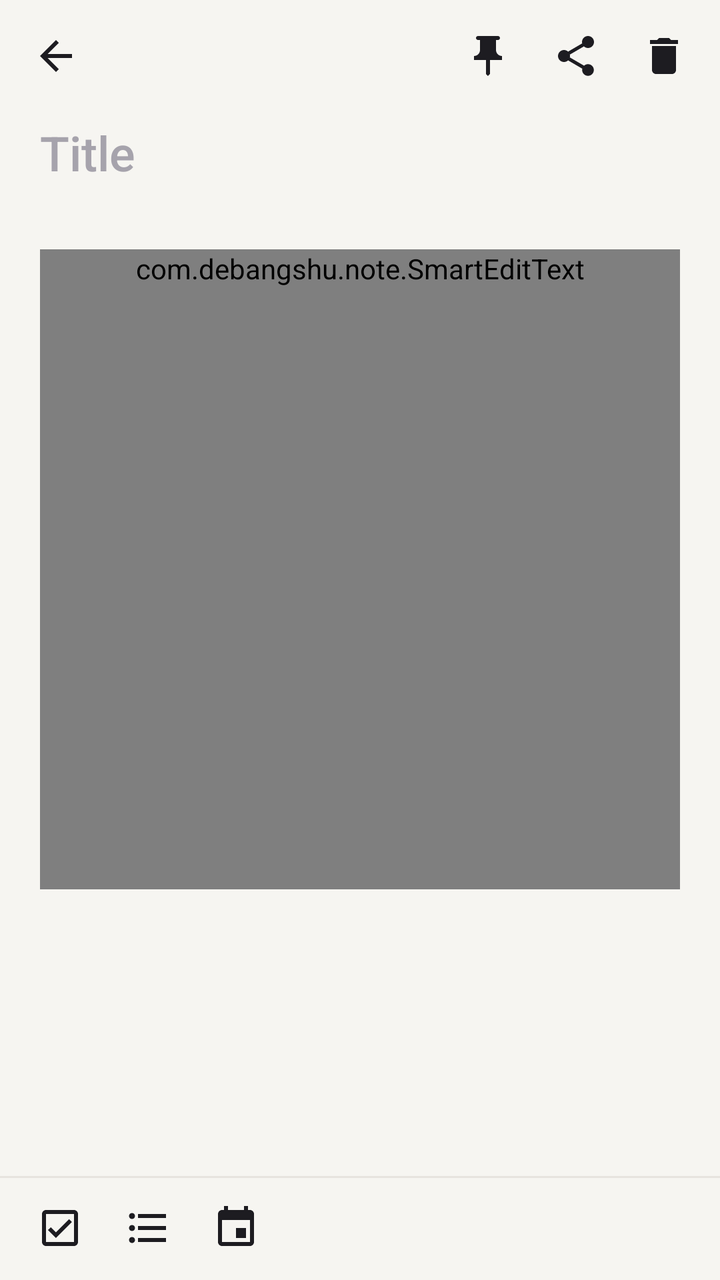
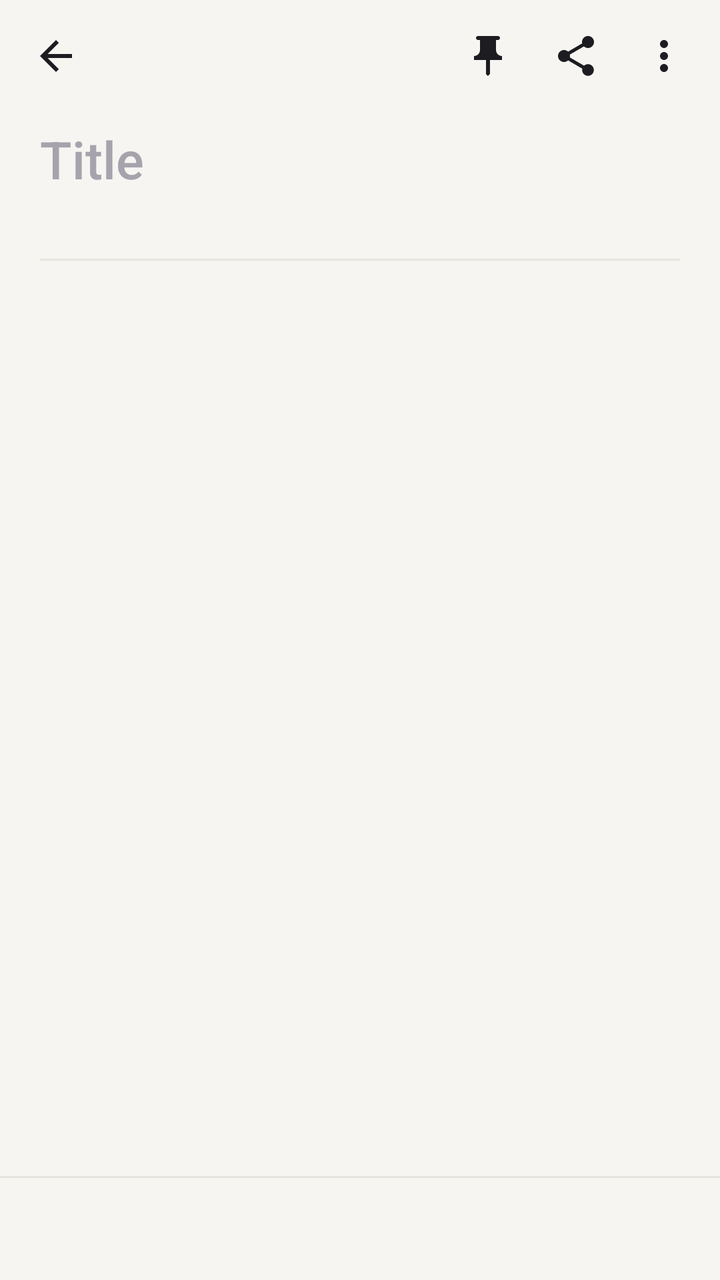

Before-and-after screenshots of an Android layout around one commit, followed by the original layout XML and the change that was made.
<!-- AndroidManifest.xml: application theme AppTheme -->
<!-- res/layout/activity_editor.xml -->
<?xml version="1.0" encoding="utf-8"?>
<LinearLayout xmlns:android="http://schemas.android.com/apk/res/android"
    android:layout_width="match_parent"
    android:layout_height="match_parent"
    android:background="@color/bg"
    android:orientation="vertical">

    
    <LinearLayout
        android:layout_width="match_parent"
        android:layout_height="56dp"
        android:gravity="center_vertical"
        android:orientation="horizontal"
        android:paddingStart="6dp"
        android:paddingEnd="6dp">

        <ImageButton
            android:id="@+id/btn_back"
            style="@style/IconButton"
            android:contentDescription="Back"
            android:src="@drawable/ic_back" />

        <View
            android:layout_width="0dp"
            android:layout_height="1dp"
            android:layout_weight="1" />

        <ImageButton
            android:id="@+id/btn_pin"
            style="@style/IconButton"
            android:contentDescription="Pin"
            android:src="@drawable/ic_pin" />

        <ImageButton
            android:id="@+id/btn_share"
            style="@style/IconButton"
            android:contentDescription="Share"
            android:src="@drawable/ic_share" />

        <ImageButton
            android:id="@+id/btn_delete"
            style="@style/IconButton"
            android:contentDescription="Delete"
            android:src="@drawable/ic_delete" />
    </LinearLayout>

    <ScrollView
        android:id="@+id/scroll"
        android:layout_width="match_parent"
        android:layout_height="0dp"
        android:layout_weight="1"
        android:fillViewport="true">

        <LinearLayout
            android:layout_width="match_parent"
            android:layout_height="wrap_content"
            android:orientation="vertical"
            android:paddingStart="20dp"
            android:paddingEnd="20dp"
            android:paddingBottom="24dp">

            <EditText
                android:id="@+id/title"
                android:layout_width="match_parent"
                android:layout_height="wrap_content"
                android:background="@null"
                android:fontFamily="sans-serif-medium"
                android:hint="Title"
                android:imeOptions="flagNoExtractUi"
                android:inputType="textCapSentences|textMultiLine"
                android:paddingTop="4dp"
                android:paddingBottom="4dp"
                android:textColor="@color/text"
                android:textSize="24sp" />

            <TextView
                android:id="@+id/meta"
                android:layout_width="match_parent"
                android:layout_height="wrap_content"
                android:layout_marginTop="2dp"
                android:layout_marginBottom="10dp"
                android:textColor="@color/hint"
                android:textSize="12sp" />

            <com.debangshu.note.SmartEditText
                android:id="@+id/body"
                android:layout_width="match_parent"
                android:layout_height="wrap_content"
                android:background="@null"
                android:gravity="top|start"
                android:hint="Start writing…\n\nTry: 120+80=\nor: call mom tomorrow at 5pm\nor type [] and a space for a checkbox"
                android:imeOptions="flagNoExtractUi"
                android:inputType="textCapSentences|textMultiLine"
                android:lineSpacingExtra="5dp"
                android:minHeight="320dp"
                android:paddingBottom="44dp"
                android:textColor="@color/text"
                android:textSize="17sp" />
        </LinearLayout>
    </ScrollView>

    
    <HorizontalScrollView
        android:id="@+id/chips_scroll"
        android:layout_width="match_parent"
        android:layout_height="wrap_content"
        android:clipToPadding="false"
        android:paddingStart="16dp"
        android:paddingTop="6dp"
        android:paddingEnd="16dp"
        android:paddingBottom="6dp"
        android:scrollbars="none"
        android:visibility="gone">

        <LinearLayout
            android:id="@+id/chips_row"
            android:layout_width="wrap_content"
            android:layout_height="wrap_content"
            android:orientation="horizontal" />
    </HorizontalScrollView>

    
    <LinearLayout
        android:layout_width="match_parent"
        android:layout_height="52dp"
        android:background="@drawable/bg_toolbar"
        android:gravity="center_vertical"
        android:orientation="horizontal"
        android:paddingStart="8dp"
        android:paddingEnd="10dp">

        <ImageButton
            android:id="@+id/tool_check"
            style="@style/IconButton"
            android:contentDescription="Checklist"
            android:src="@drawable/ic_checklist" />

        <ImageButton
            android:id="@+id/tool_bullet"
            style="@style/IconButton"
            android:contentDescription="Bullet list"
            android:src="@drawable/ic_bullet" />

        <ImageButton
            android:id="@+id/tool_time"
            style="@style/IconButton"
            android:contentDescription="Add a date and time"
            android:src="@drawable/ic_event" />

    </LinearLayout>
</LinearLayout>
<!-- resources referenced by this layout -->
<resources>
  <color name="bg">#F6F5F1</color>
  <color name="hint">#A6A3AC</color>
  <color name="text">#1D1C21</color>
  <!-- drawable bg_toolbar (drawable) -->
  <?xml version="1.0" encoding="utf-8"?>
  <layer-list xmlns:android="http://schemas.android.com/apk/res/android">
      <item><shape><solid android:color="@color/divider" /></shape></item>
      <item android:top="1dp"><shape><solid android:color="@color/bg" /></shape></item>
  </layer-list>
  <!-- drawable ic_back (drawable) -->
  <?xml version="1.0" encoding="utf-8"?>
  <vector xmlns:android="http://schemas.android.com/apk/res/android"
      android:width="24dp" android:height="24dp" android:viewportWidth="24" android:viewportHeight="24">
      <path android:fillColor="#FF000000" android:pathData="M20,11H7.83l5.59,-5.59L12,4l-8,8 8,8 1.41,-1.41L7.83,13H20v-2z" />
  </vector>
  <!-- drawable ic_bullet (drawable) -->
  <?xml version="1.0" encoding="utf-8"?>
  <vector xmlns:android="http://schemas.android.com/apk/res/android"
      android:width="24dp" android:height="24dp" android:viewportWidth="24" android:viewportHeight="24">
      <path android:fillColor="#FF000000" android:pathData="M4,10.5c-0.83,0 -1.5,0.67 -1.5,1.5s0.67,1.5 1.5,1.5 1.5,-0.67 1.5,-1.5 -0.67,-1.5 -1.5,-1.5zM4,4.5c-0.83,0 -1.5,0.67 -1.5,1.5S3.17,7.5 4,7.5 5.5,6.83 5.5,6 4.83,4.5 4,4.5zM4,16.5c-0.83,0 -1.5,0.68 -1.5,1.5s0.68,1.5 1.5,1.5 1.5,-0.68 1.5,-1.5 -0.67,-1.5 -1.5,-1.5zM7,19h14v-2H7v2zM7,13h14v-2H7v2zM7,5v2h14V5H7z" />
  </vector>
  <!-- drawable ic_checklist (drawable) -->
  <?xml version="1.0" encoding="utf-8"?>
  <vector xmlns:android="http://schemas.android.com/apk/res/android"
      android:width="24dp" android:height="24dp" android:viewportWidth="24" android:viewportHeight="24">
      <path android:fillColor="#FF000000" android:pathData="M19,3H5c-1.1,0 -2,0.9 -2,2v14c0,1.1 0.9,2 2,2h14c1.1,0 2,-0.9 2,-2V5c0,-1.1 -0.9,-2 -2,-2zM19,19H5V5h14v14zM17.99,9l-1.41,-1.42 -6.59,6.59 -2.58,-2.57 -1.42,1.41 4,3.99z" />
  </vector>
  <!-- drawable ic_delete (drawable) -->
  <?xml version="1.0" encoding="utf-8"?>
  <vector xmlns:android="http://schemas.android.com/apk/res/android"
      android:width="24dp" android:height="24dp" android:viewportWidth="24" android:viewportHeight="24">
      <path android:fillColor="#FF000000" android:pathData="M6,19c0,1.1 0.9,2 2,2h8c1.1,0 2,-0.9 2,-2V7H6v12zM19,4h-3.5l-1,-1h-5l-1,1H5v2h14V4z" />
  </vector>
  <!-- drawable ic_event (drawable) -->
  <?xml version="1.0" encoding="utf-8"?>
  <vector xmlns:android="http://schemas.android.com/apk/res/android"
      android:width="24dp" android:height="24dp" android:viewportWidth="24" android:viewportHeight="24">
      <path android:fillColor="#FF000000" android:pathData="M17,12h-5v5h5v-5zM16,1v2H8V1H6v2H5c-1.11,0 -1.99,0.9 -1.99,2L3,19c0,1.1 0.89,2 2,2h14c1.1,0 2,-0.9 2,-2V5c0,-1.1 -0.9,-2 -2,-2h-1V1h-2zM19,19H5V8h14v11z" />
  </vector>
  <color name="divider">#E7E4DE</color>
  <!-- drawable bg_round_ripple (drawable) -->
  <?xml version="1.0" encoding="utf-8"?>
  <ripple xmlns:android="http://schemas.android.com/apk/res/android" android:color="#22888888"
      android:radius="22dp" />
  <color name="accent">#4F46E5</color>
  <color name="text2">#6E6B75</color>
  <style name="DialogTheme" parent="android:Theme.Material.Light.Dialog.Alert">
          <item name="android:colorAccent">@color/accent</item>
      </style>
  <color name="surface">#FFFFFF</color>
  <!-- unchanged entries left out for length: 4 -->
</resources>

<!-- the commit's change to res/layout/activity_editor.xml (unified diff, before → after) -->
@@ -1,5 +1,6 @@
 <?xml version="1.0" encoding="utf-8"?>
 <LinearLayout xmlns:android="http://schemas.android.com/apk/res/android"
+    android:id="@+id/editor_root"
     android:layout_width="match_parent"
     android:layout_height="match_parent"
     android:background="@color/bg"
@@ -38,10 +39,121 @@
             android:src="@drawable/ic_share" />
 
         <ImageButton
-            android:id="@+id/btn_delete"
-            style="@style/IconButton"
-            android:contentDescription="Delete"
-            android:src="@drawable/ic_delete" />
+            android:id="@+id/btn_more"
+            style="@style/IconButton"
+            android:contentDescription="More: find, note style, page settings, page sorter, delete"
+            android:src="@drawable/ic_more" />
+    </LinearLayout>
+
+    
+    <LinearLayout
+        android:id="@+id/find_bar"
+        android:layout_width="match_parent"
+        android:layout_height="wrap_content"
+        android:background="@drawable/bg_toolbar"
+        android:orientation="vertical"
+        android:paddingStart="12dp"
+        android:paddingTop="6dp"
+        android:paddingEnd="6dp"
+        android:paddingBottom="6dp"
+        android:visibility="gone">
+
+        <LinearLayout
+            android:layout_width="match_parent"
+            android:layout_height="wrap_content"
+            android:gravity="center_vertical"
+            android:orientation="horizontal">
+
+            <EditText
+                android:id="@+id/find_query"
+                android:layout_width="0dp"
+                android:layout_height="42dp"
+                android:layout_weight="1"
+                android:background="@drawable/bg_search"
+                android:hint="Find in note"
+                android:imeOptions="actionSearch|flagNoExtractUi"
+                android:inputType="text"
+                android:paddingStart="14dp"
+                android:paddingEnd="14dp"
+                android:textColor="@color/text"
+                android:textSize="15sp" />
+
+            <TextView
+                android:id="@+id/find_count"
+                android:layout_width="wrap_content"
+                android:layout_height="wrap_content"
+                android:minWidth="52dp"
+                android:gravity="center"
+                android:textColor="@color/text2"
+                android:textSize="13sp" />
+
+            <ImageButton
+                android:id="@+id/find_prev"
+                style="@style/IconButton"
+                android:contentDescription="Previous match"
+                android:src="@drawable/ic_up" />
+
+            <ImageButton
+                android:id="@+id/find_next"
+                style="@style/IconButton"
+                android:contentDescription="Next match"
+                android:src="@drawable/ic_down" />
+
+            <ImageButton
+                android:id="@+id/find_close"
+                style="@style/IconButton"
+                android:contentDescription="Close find"
+                android:src="@drawable/ic_close" />
+        </LinearLayout>
+
+        <LinearLayout
+            android:layout_width="match_parent"
+            android:layout_height="wrap_content"
+            android:layout_marginTop="6dp"
+            android:gravity="center_vertical"
+            android:orientation="horizontal">
+
+            <EditText
+                android:id="@+id/find_replace"
+                android:layout_width="0dp"
+                android:layout_height="42dp"
+                android:layout_weight="1"
+                android:background="@drawable/bg_search"
+                android:hint="Replace with"
+                android:imeOptions="flagNoExtractUi"
+                android:inputType="text"
+                android:paddingStart="14dp"
+                android:paddingEnd="14dp"
+                android:textColor="@color/text"
+                android:textSize="15sp" />
+
+            <TextView
+                android:id="@+id/find_replace_one"
+                android:layout_width="wrap_content"
+                android:layout_height="40dp"
+                android:layout_marginStart="8dp"
+                android:background="@drawable/bg_tab"
+                android:gravity="center"
+                android:paddingStart="14dp"
+                android:paddingEnd="14dp"
+                android:text="Replace"
+                android:textColor="@color/text"
+                android:textSize="13sp" />
+
+            <TextView
+                android:id="@+id/find_replace_all"
+                android:layout_width="wrap_content"
+                android:layout_height="40dp"
+                android:layout_marginStart="6dp"
+                android:layout_marginEnd="6dp"
+                android:background="@drawable/bg_tab"
+                android:gravity="center"
+                android:paddingStart="14dp"
+                android:paddingEnd="14dp"
+                android:text="All"
+                android:textColor="@color/text"
+                android:textSize="13sp" />
+        </LinearLayout>
     </LinearLayout>
 
     <ScrollView
@@ -52,6 +164,7 @@
         android:fillViewport="true">
 
         <LinearLayout
+            android:id="@+id/page"
             android:layout_width="match_parent"
             android:layout_height="wrap_content"
             android:orientation="vertical"
@@ -59,6 +172,7 @@
             android:paddingEnd="20dp"
             android:paddingBottom="24dp">
 
+            
             <EditText
                 android:id="@+id/title"
                 android:layout_width="match_parent"
@@ -68,84 +182,69 @@
                 android:hint="Title"
                 android:imeOptions="flagNoExtractUi"
                 android:inputType="textCapSentences|textMultiLine"
-                android:paddingTop="4dp"
-                android:paddingBottom="4dp"
-                android:textColor="@color/text"
-                android:textSize="24sp" />
+                android:paddingTop="6dp"
+                android:paddingBottom="2dp"
+                android:textColor="@color/text"
+                android:textSize="26sp" />
 
             <TextView
                 android:id="@+id/meta"
                 android:layout_width="match_parent"
                 android:layout_height="wrap_content"
                 android:layout_marginTop="2dp"
-                android:layout_marginBottom="10dp"
                 android:textColor="@color/hint"
                 android:textSize="12sp" />
 
-            <com.debangshu.note.SmartEditText
-                android:id="@+id/body"
-                android:layout_width="match_parent"
-                android:layout_height="wrap_content"
-                android:background="@null"
-                android:gravity="top|start"
-                android:hint="Start writing…\n\nTry: 120+80=\nor: call mom tomorrow at 5pm\nor type [] and a space for a checkbox"
-                android:imeOptions="flagNoExtractUi"
-                android:inputType="textCapSentences|textMultiLine"
-                android:lineSpacingExtra="5dp"
-                android:minHeight="320dp"
-                android:paddingBottom="44dp"
-                android:textColor="@color/text"
-                android:textSize="17sp" />
+            <HorizontalScrollView
+                android:id="@+id/chips_scroll"
+                android:layout_width="match_parent"
+                android:layout_height="wrap_content"
+                android:layout_marginTop="8dp"
+                android:scrollbars="none"
+                android:visibility="gone">
+
+                <LinearLayout
+                    android:id="@+id/chips_row"
+                    android:layout_width="wrap_content"
+                    android:layout_height="wrap_content"
+                    android:orientation="horizontal" />
+            </HorizontalScrollView>
+
+            <View
+                android:layout_width="match_parent"
+                android:layout_height="1dp"
+                android:layout_marginTop="12dp"
+                android:layout_marginBottom="10dp"
+                android:background="@color/divider" />
+
+            
+            <LinearLayout
+                android:id="@+id/blocks"
+                android:layout_width="match_parent"
+                android:layout_height="wrap_content"
+                android:orientation="vertical" />
+
+            <View
+                android:id="@+id/tap_end"
+                android:layout_width="match_parent"
+                android:layout_height="160dp" />
         </LinearLayout>
     </ScrollView>
 
     
     <HorizontalScrollView
-        android:id="@+id/chips_scroll"
-        android:layout_width="match_parent"
-        android:layout_height="wrap_content"
-        android:clipToPadding="false"
-        android:paddingStart="16dp"
-        android:paddingTop="6dp"
-        android:paddingEnd="16dp"
-        android:paddingBottom="6dp"
-        android:scrollbars="none"
-        android:visibility="gone">
-
-        <LinearLayout
-            android:id="@+id/chips_row"
-            android:layout_width="wrap_content"
-            android:layout_height="wrap_content"
-            android:orientation="horizontal" />
-    </HorizontalScrollView>
-
-    
-    <LinearLayout
         android:layout_width="match_parent"
         android:layout_height="52dp"
         android:background="@drawable/bg_toolbar"
-        android:gravity="center_vertical"
-        android:orientation="horizontal"
-        android:paddingStart="8dp"
-        android:paddingEnd="10dp">
-
-        <ImageButton
-            android:id="@+id/tool_check"
-            style="@style/IconButton"
-            android:contentDescription="Checklist"
-            android:src="@drawable/ic_checklist" />
-
-        <ImageButton
-            android:id="@+id/tool_bullet"
-            style="@style/IconButton"
-            android:contentDescription="Bullet list"
-            android:src="@drawable/ic_bullet" />
-
-        <ImageButton
-            android:id="@+id/tool_time"
-            style="@style/IconButton"
-            android:contentDescription="Add a date and time"
-            android:src="@drawable/ic_event" />
-
-    </LinearLayout>
+        android:scrollbars="none">
+
+        <LinearLayout
+            android:id="@+id/format_bar"
+            android:layout_width="wrap_content"
+            android:layout_height="match_parent"
+            android:gravity="center_vertical"
+            android:orientation="horizontal"
+            android:paddingStart="6dp"
+            android:paddingEnd="6dp" />
+    </HorizontalScrollView>
 </LinearLayout>
<!-- resource entries referenced after the edit -->
@@ -15,29 +15,29 @@
       android:width="24dp" android:height="24dp" android:viewportWidth="24" android:viewportHeight="24">
       <path android:fillColor="#FF000000" android:pathData="M20,11H7.83l5.59,-5.59L12,4l-8,8 8,8 1.41,-1.41L7.83,13H20v-2z" />
   </vector>
-  <!-- drawable ic_bullet (drawable) -->
+  <!-- drawable ic_close (drawable) -->
   <?xml version="1.0" encoding="utf-8"?>
   <vector xmlns:android="http://schemas.android.com/apk/res/android"
       android:width="24dp" android:height="24dp" android:viewportWidth="24" android:viewportHeight="24">
-      <path android:fillColor="#FF000000" android:pathData="M4,10.5c-0.83,0 -1.5,0.67 -1.5,1.5s0.67,1.5 1.5,1.5 1.5,-0.67 1.5,-1.5 -0.67,-1.5 -1.5,-1.5zM4,4.5c-0.83,0 -1.5,0.67 -1.5,1.5S3.17,7.5 4,7.5 5.5,6.83 5.5,6 4.83,4.5 4,4.5zM4,16.5c-0.83,0 -1.5,0.68 -1.5,1.5s0.68,1.5 1.5,1.5 1.5,-0.68 1.5,-1.5 -0.67,-1.5 -1.5,-1.5zM7,19h14v-2H7v2zM7,13h14v-2H7v2zM7,5v2h14V5H7z" />
+      <path android:fillColor="#FF000000" android:pathData="M19,6.41L17.59,5 12,10.59 6.41,5 5,6.41 10.59,12 5,17.59 6.41,19 12,13.41 17.59,19 19,17.59 13.41,12z" />
   </vector>
-  <!-- drawable ic_checklist (drawable) -->
+  <!-- drawable ic_down (drawable) -->
   <?xml version="1.0" encoding="utf-8"?>
   <vector xmlns:android="http://schemas.android.com/apk/res/android"
       android:width="24dp" android:height="24dp" android:viewportWidth="24" android:viewportHeight="24">
-      <path android:fillColor="#FF000000" android:pathData="M19,3H5c-1.1,0 -2,0.9 -2,2v14c0,1.1 0.9,2 2,2h14c1.1,0 2,-0.9 2,-2V5c0,-1.1 -0.9,-2 -2,-2zM19,19H5V5h14v14zM17.99,9l-1.41,-1.42 -6.59,6.59 -2.58,-2.57 -1.42,1.41 4,3.99z" />
+      <path android:fillColor="#FF000000" android:pathData="M7.41,8.59L12,13.17l4.59,-4.58L18,10l-6,6 -6,-6 1.41,-1.41z" />
   </vector>
-  <!-- drawable ic_delete (drawable) -->
+  <!-- drawable ic_more (drawable) -->
   <?xml version="1.0" encoding="utf-8"?>
   <vector xmlns:android="http://schemas.android.com/apk/res/android"
       android:width="24dp" android:height="24dp" android:viewportWidth="24" android:viewportHeight="24">
-      <path android:fillColor="#FF000000" android:pathData="M6,19c0,1.1 0.9,2 2,2h8c1.1,0 2,-0.9 2,-2V7H6v12zM19,4h-3.5l-1,-1h-5l-1,1H5v2h14V4z" />
+      <path android:fillColor="#FF000000" android:pathData="M12,8c1.1,0 2,-0.9 2,-2s-0.9,-2 -2,-2 -2,0.9 -2,2 0.9,2 2,2zM12,10c-1.1,0 -2,0.9 -2,2s0.9,2 2,2 2,-0.9 2,-2 -0.9,-2 -2,-2zM12,16c-1.1,0 -2,0.9 -2,2s0.9,2 2,2 2,-0.9 2,-2 -0.9,-2 -2,-2z" />
   </vector>
-  <!-- drawable ic_event (drawable) -->
+  <!-- drawable ic_up (drawable) -->
   <?xml version="1.0" encoding="utf-8"?>
   <vector xmlns:android="http://schemas.android.com/apk/res/android"
       android:width="24dp" android:height="24dp" android:viewportWidth="24" android:viewportHeight="24">
-      <path android:fillColor="#FF000000" android:pathData="M17,12h-5v5h5v-5zM16,1v2H8V1H6v2H5c-1.11,0 -1.99,0.9 -1.99,2L3,19c0,1.1 0.89,2 2,2h14c1.1,0 2,-0.9 2,-2V5c0,-1.1 -0.9,-2 -2,-2h-1V1h-2zM19,19H5V8h14v11z" />
+      <path android:fillColor="#FF000000" android:pathData="M7.41,15.41L12,10.83l4.59,4.58L18,14l-6,-6 -6,6z" />
   </vector>
   <color name="divider">#E7E4DE</color>
   <!-- drawable bg_round_ripple (drawable) -->
@@ -46,6 +46,30 @@
       android:radius="22dp" />
   <color name="accent">#4F46E5</color>
   <color name="text2">#6E6B75</color>
+  <!-- drawable bg_search (drawable) -->
+  <?xml version="1.0" encoding="utf-8"?>
+  <shape xmlns:android="http://schemas.android.com/apk/res/android" android:shape="rectangle">
+      <solid android:color="@color/surface" />
+      <stroke android:width="1dp" android:color="@color/divider" />
+      <corners android:radius="24dp" />
+  </shape>
+  <!-- drawable bg_tab (drawable) -->
+  <?xml version="1.0" encoding="utf-8"?>
+  <selector xmlns:android="http://schemas.android.com/apk/res/android">
+      <item android:state_selected="true">
+          <shape android:shape="rectangle">
+              <solid android:color="@color/text" />
+              <corners android:radius="18dp" />
+          </shape>
+      </item>
+      <item>
+          <shape android:shape="rectangle">
+              <solid android:color="@android:color/transparent" />
+              <stroke android:width="1dp" android:color="@color/divider" />
+              <corners android:radius="18dp" />
+          </shape>
+      </item>
+  </selector>
   <style name="DialogTheme" parent="android:Theme.Material.Light.Dialog.Alert">
           <item name="android:colorAccent">@color/accent</item>
       </style>
